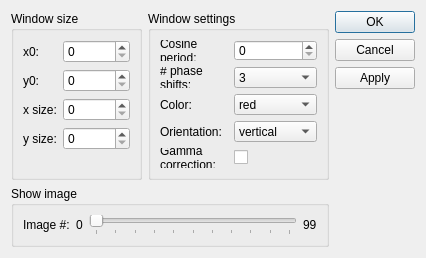
Old version of the form glDisplay/dialogGLDisplay.ui in the repository itom-project/plugins.
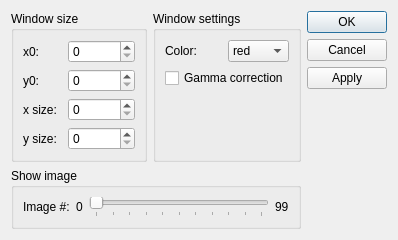
New version of the form.

Commit message: Config dialog of glDisplay created

Diff of the .ui file:
```diff
--- a/glDisplay/dialogGLDisplay.ui
+++ b/glDisplay/dialogGLDisplay.ui
@@ -6,8 +6,8 @@
    <rect>
     <x>0</x>
     <y>0</y>
-    <width>426</width>
-    <height>235</height>
+    <width>398</width>
+    <height>222</height>
    </rect>
   </property>
   <property name="minimumSize">
@@ -127,63 +127,6 @@
          </property>
          <layout class="QGridLayout" name="gridLayout_2">
           <item row="0" column="0">
-           <widget class="QLabel" name="label_period">
-            <property name="text">
-             <string>Cosine period:</string>
-            </property>
-            <property name="wordWrap">
-             <bool>true</bool>
-            </property>
-            <property name="buddy">
-             <cstring>spinBox_period</cstring>
-            </property>
-           </widget>
-          </item>
-          <item row="0" column="1">
-           <widget class="QSpinBox" name="spinBox_period">
-            <property name="maximum">
-             <number>999999</number>
-            </property>
-           </widget>
-          </item>
-          <item row="1" column="0">
-           <widget class="QLabel" name="label_phaseshifts">
-            <property name="text">
-             <string># phase shifts:</string>
-            </property>
-            <property name="wordWrap">
-             <bool>true</bool>
-            </property>
-            <property name="buddy">
-             <cstring>comboBox_phaseshifts</cstring>
-            </property>
-           </widget>
-          </item>
-          <item row="1" column="1">
-           <widget class="QComboBox" name="comboBox_phaseshifts">
-            <item>
-             <property name="text">
-              <string>3</string>
-             </property>
-            </item>
-            <item>
-             <property name="text">
-              <string>4</string>
-             </property>
-            </item>
-            <item>
-             <property name="text">
-              <string>5</string>
-             </property>
-            </item>
-            <item>
-             <property name="text">
-              <string>8</string>
-             </property>
-            </item>
-           </widget>
-          </item>
-          <item row="2" column="0">
            <widget class="QLabel" name="label_color">
             <property name="text">
              <string>Color:</string>
@@ -193,7 +136,7 @@
             </property>
            </widget>
           </item>
-          <item row="2" column="1">
+          <item row="0" column="1">
            <widget class="QComboBox" name="comboBox_color">
             <item>
              <property name="text">
@@ -217,47 +160,23 @@
             </item>
            </widget>
           </item>
-          <item row="3" column="0">
-           <widget class="QLabel" name="label_orientation">
-            <property name="text">
-             <string>Orientation:</string>
+          <item row="2" column="0">
+           <spacer name="verticalSpacer_3">
+            <property name="orientation">
+             <enum>Qt::Vertical</enum>
             </property>
-            <property name="buddy">
-             <cstring>comboBox_orientation</cstring>
+            <property name="sizeHint" stdset="0">
+             <size>
+              <width>20</width>
+              <height>40</height>
+             </size>
             </property>
-           </widget>
+           </spacer>
           </item>
-          <item row="3" column="1">
-           <widget class="QComboBox" name="comboBox_orientation">
-            <item>
-             <property name="text">
-              <string>vertical</string>
-             </property>
-            </item>
-            <item>
-             <property name="text">
-              <string>horizontal</string>
-             </property>
-            </item>
-           </widget>
-          </item>
-          <item row="4" column="0">
-           <widget class="QLabel" name="label_gamma">
-            <property name="text">
-             <string>Gamma correction:</string>
-            </property>
-            <property name="wordWrap">
-             <bool>true</bool>
-            </property>
-            <property name="buddy">
-             <cstring>checkBox_gamma</cstring>
-            </property>
-           </widget>
-          </item>
-          <item row="4" column="1">
+          <item row="1" column="0" colspan="2">
            <widget class="QCheckBox" name="checkBox_gamma">
             <property name="text">
-             <string/>
+             <string>Gamma correction</string>
             </property>
            </widget>
           </item>
```
Left out of the diff: 6 changed lines with no effect on the pictures. The commit also changes 5 other files.
